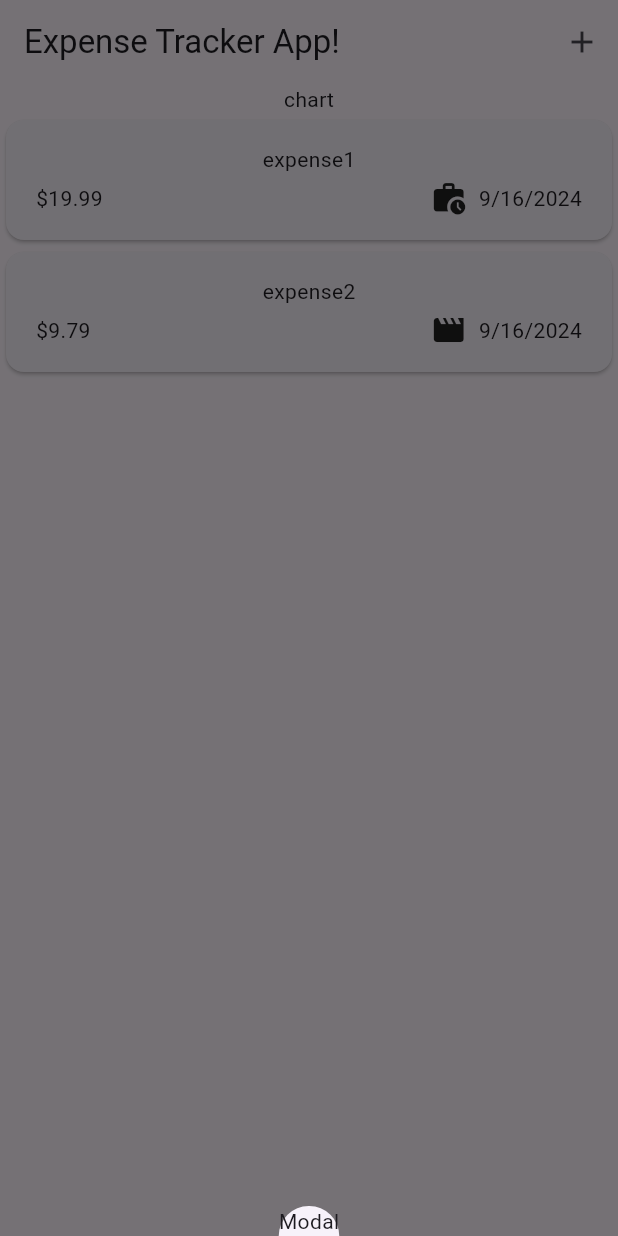
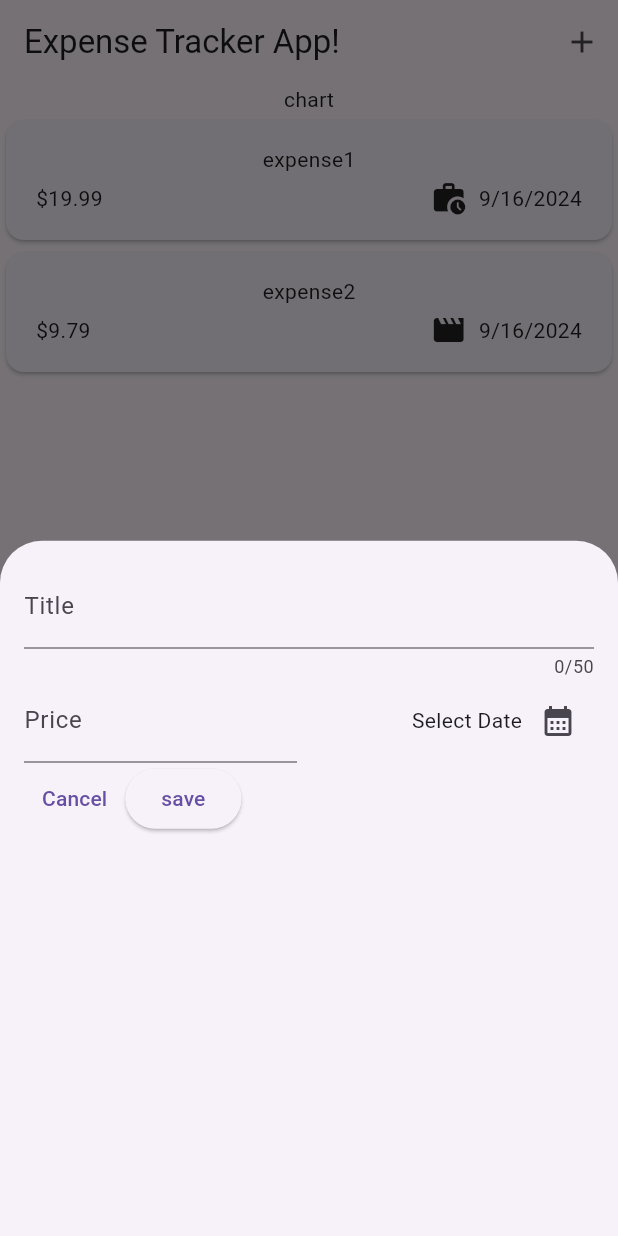
Before and after one commit to Ziadabdelraouf/expenses_app, a Flutter app: the screen it shows after launch, after a tap on the "add" icon, on a phone screen of 412 x 824 dp. Run offline on Flutter 3.47's test engine with Material 3 defaults, Android fonts, the phone set to English and light mode, and no system bars.

Commit message:
till section 116

```diff
--- a/lib/widgets/expenses.dart
+++ b/lib/widgets/expenses.dart
@@ -1,4 +1,5 @@
 import 'package:expenses_app/widgets/expense_list/expenses_list.dart';
+import 'package:expenses_app/widgets/new_expense.dart';
 import 'package:flutter/material.dart';
 import '../models/expense.dart';
 
@@ -34,7 +35,7 @@ class _ExpensesState extends State<Expenses> {
           IconButton(
             onPressed: () {
               //this modal is a new screen that shows an overlay on your screen that is closed on press
-              showModalBottomSheet(context: context, builder: (ctx)=>const Text('Modal'));
+              showModalBottomSheet(context: context, builder: (ctx)=>const NewExpense());
             },
             icon:const Icon(Icons.add),
           ),
--- a/lib/widgets/new_expense.dart
+++ b/lib/widgets/new_expense.dart
@@ -1 +1,108 @@
 import 'package:flutter/material.dart';
+import 'package:expenses_app/models/expense.dart';
+
+class NewExpense extends StatefulWidget {
+  const NewExpense({super.key});
+  @override
+  State<StatefulWidget> createState() {
+    return _NewExpenseState();
+  }
+}
+
+class _NewExpenseState extends State<NewExpense> {
+  // this may be used but is not convient while having multiple input paarameters.
+  // var _enteredtitle = '';
+  //passing htis function to on changed parameter in TextField.
+  // void _saveTitleInput(String inputValue) {
+  //   _enteredtitle = inputValue;
+  // }
+
+//this controller is built in flutter that controlls all the inputs and store it and can later be used to print.
+  final _titleController = TextEditingController();
+  final _priceController = TextEditingController();
+  DateTime? _selectedDate;
+  @override
+  void dispose() {
+    _titleController.dispose();
+    _priceController.dispose();
+    super.dispose();
+  }
+
+  void _datePicker()async {
+    final pickedDate= await showDatePicker(
+      context: context,
+      firstDate: DateTime(
+        DateTime.now().year - 1,
+        DateTime.now().month,
+        DateTime.now().day,
+      ),
+      initialDate: DateTime.now(),
+      lastDate: DateTime.now(),
+    );
+    setState(() {
+      _selectedDate=pickedDate;
+    });
+  }
+
+  @override
+  Widget build(BuildContext context) {
+    return Padding(
+      padding: const EdgeInsets.all(16),
+      child: Column(
+        children: [
+          TextField(
+            controller: _titleController,
+            maxLength: 50,
+            decoration: const InputDecoration(label: Text('Title')),
+          ),
+          Row(
+            children: [
+              Expanded(
+                child: TextField(
+                  keyboardType: TextInputType.number,
+                  controller: _priceController,
+                  decoration: const InputDecoration(
+                    prefixText: '\$',
+                    label: Text('Price'),
+                  ),
+                ),
+              ),
+              const SizedBox(
+                width: 16,
+              ),
+              Expanded(
+                child: Row(
+                  mainAxisAlignment: MainAxisAlignment.end,
+                  children: [
+                     Text(_selectedDate!=null?formatter.format(_selectedDate!):'Select Date'),
+                    IconButton(
+                      onPressed:_datePicker,
+                      icon: const Icon(
+                        Icons.calendar_month,
+                      ),
+                    ),
+                  ],
+                ),
+              )
+            ],
+          ),
+          Row(
+            children: [
+              TextButton(
+                onPressed: () {
+                  Navigator.pop(context);
+                },
+                child: const Text("Cancel"),
+              ),
+              ElevatedButton(
+                  onPressed: () {
+                    print(_titleController.text);
+                  },
+                  child: const Text('save'))
+            ],
+          )
+        ],
+      ),
+    );
+  }
+}
```
